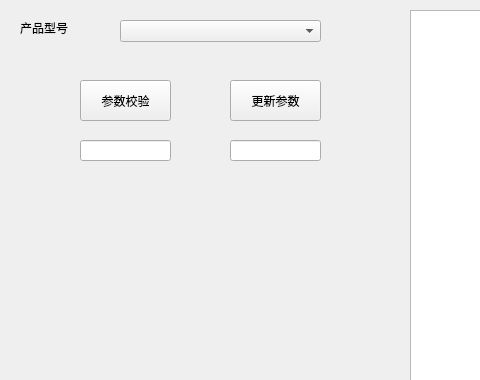
God-Flys/Parameter_Check, file ParameterRead.ui: the form before one commit; both pictures show x 0 to 480 and y 0 to 380 of the 811 by 506 pixel window.
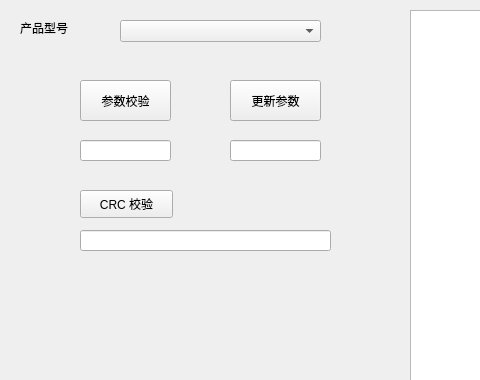
The form after the commit.

Commit message: 已完成参数校验、CRC校验和参数更新，但更新完需重启才能读取更新后的数据。

What changed in the file:
```diff
--- a/ParameterRead.ui
+++ b/ParameterRead.ui
@@ -93,6 +93,29 @@
      </rect>
     </property>
    </widget>
+   <widget class="QPushButton" name="pushButton_3">
+    <property name="geometry">
+     <rect>
+      <x>80</x>
+      <y>190</y>
+      <width>93</width>
+      <height>28</height>
+     </rect>
+    </property>
+    <property name="text">
+     <string>CRC 校验</string>
+    </property>
+   </widget>
+   <widget class="QLineEdit" name="lineEdit_3">
+    <property name="geometry">
+     <rect>
+      <x>80</x>
+      <y>230</y>
+      <width>251</width>
+      <height>21</height>
+     </rect>
+    </property>
+   </widget>
   </widget>
   <widget class="QMenuBar" name="menubar">
    <property name="geometry">
```
The commit also changes 2 other files.
